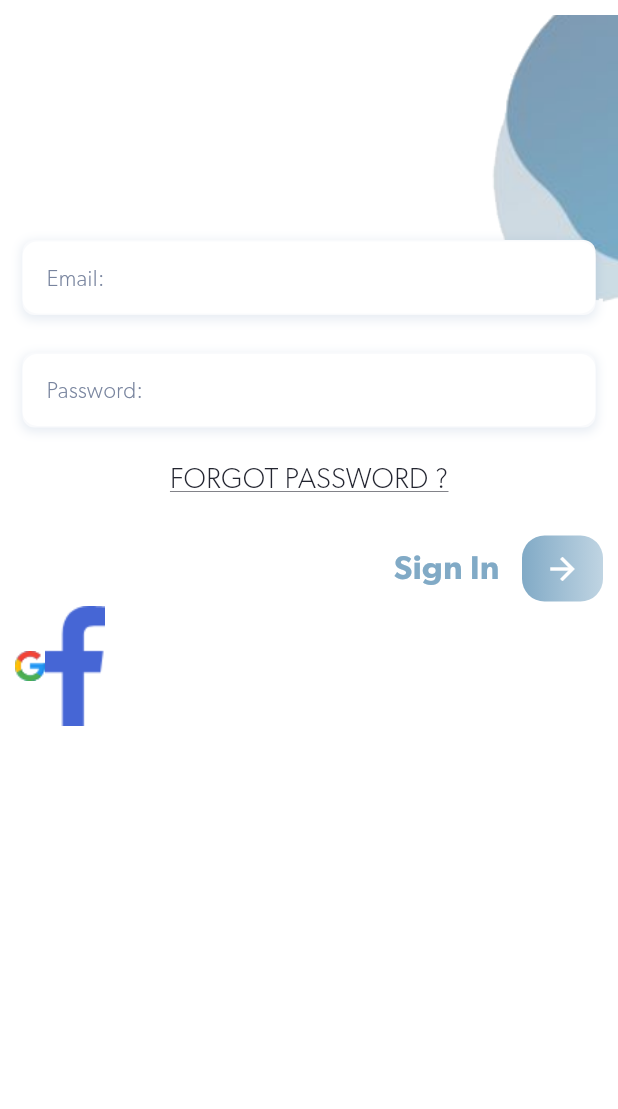
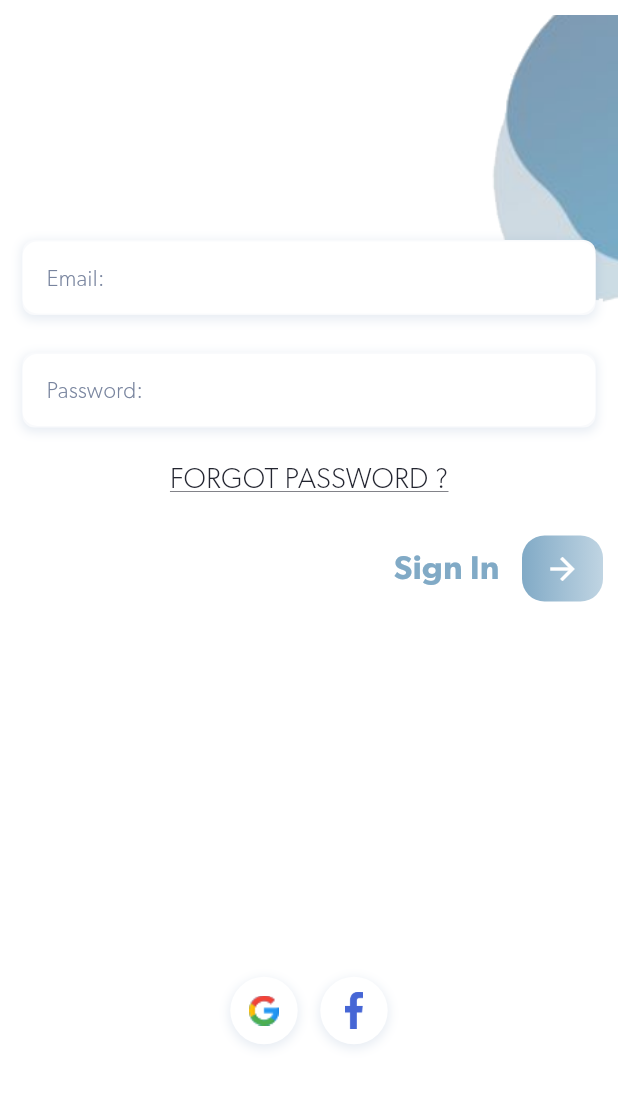
Before and after one commit to shivani0106/chat_now, a Flutter app: the screen it shows after launch, on a phone screen of 412 x 824 dp, the part 69-1178 px from its top. Run offline on Flutter 3.47's test engine with Material 2 defaults, Android fonts, the phone set to English and light mode, and no system bars; our stand-ins replace connectivity, firebase_auth, firebase_core, firebase_messaging, flutter_local_notifications, fluttertoast and 3 more; accounts and stored records are empty.

Commit message:
sign-up design updated-shivani(20-09-21)

```diff
--- a/lib/app.dart
+++ b/lib/app.dart
@@ -1,5 +1,5 @@
 import 'dart:async';
-import 'dart:convert';
+
 import 'package:chat_now/database/app_preferences.dart';
 import 'package:chat_now/generated/i18n.dart';
 import 'package:chat_now/models/app.dart';
@@ -11,8 +11,8 @@ import 'package:chat_now/view/splash_view/splash_view.dart';
 import 'package:chat_now/view/splash_view/splash_view_model.dart';
 import 'package:connectivity/connectivity.dart';
 import 'package:flutter/material.dart';
+import 'package:flutter_localizations/flutter_localizations.dart';
 import 'package:provider/provider.dart';
-import 'package:flutter_localizations/flutter_localizations.dart';
 
 class App extends StatefulWidget {
   @override
@@ -110,9 +110,8 @@ class AppState extends State<App> /*with WidgetsBindingObserver*/ {
                 return MediaQuery(
                     child: child!, data: data.copyWith(textScaleFactor: 1));
               },
-              title: 'PowerPay',
+              title: 'ChatNow',
               navigatorKey: mainNavigatorKey,
-              navigatorObservers: [routeObserver],
               debugShowCheckedModeBanner: false,
               initialRoute: '/',
               /*locale: new Locale(Provider.of<AppModel>(context).locale, ""),*/
--- a/lib/view/sign_in/sign_in_view.dart
+++ b/lib/view/sign_in/sign_in_view.dart
@@ -3,7 +3,6 @@ import 'dart:io';
 import 'package:chat_now/generated/i18n.dart';
 import 'package:chat_now/utils/common_colors.dart';
 import 'package:chat_now/utils/common_utils.dart';
-import 'package:chat_now/utils/constant.dart';
 import 'package:chat_now/utils/local_images.dart';
 import 'package:chat_now/utils/text_style.dart';
 import 'package:chat_now/view/sign_in/signIn_view_model.dart';
@@ -13,6 +12,7 @@ import 'package:chat_now/widget/custom_button.dart';
 import 'package:flutter/cupertino.dart';
 import 'package:flutter/material.dart';
 import 'package:flutter/services.dart';
+import 'package:flutter/widgets.dart';
 import 'package:provider/provider.dart';
 
 class SignInView extends StatefulWidget {
@@ -85,14 +85,49 @@ class _SignInViewState extends State<SignInView> {
     );
 
     final _socialLogin = Container(
+      margin: EdgeInsets.only(top: MediaQuery.of(context).size.height * 0.3),
       child: Row(
+        mainAxisAlignment: MainAxisAlignment.center,
         children: [
           Container(
-            child: Image.asset(LocalImages.ic_google_logo),
+            height: 45,
+            width: 45,
+            padding: EdgeInsets.only(top: 10, bottom: 10),
+            decoration: BoxDecoration(
+                color: CommonColors.whiteColor,
+                boxShadow: [
+                  BoxShadow(
+                      color: const Color(0x1f3c679d),
+                      offset: Offset(0, 2),
+                      blurRadius: 5,
+                      spreadRadius: 1),
+                ],
+                borderRadius: BorderRadius.circular(50.0)),
+            child: Image.asset(
+              LocalImages.ic_google_logo,
+            ),
+          ),
+          SizedBox(
+            width: 15.0,
           ),
           Container(
-            child: Image.asset(LocalImages.ic_facebook_logo),
-          )
+            height: 45,
+            width: 45,
+            padding: EdgeInsets.only(top: 10, bottom: 10),
+            decoration: BoxDecoration(
+                color: CommonColors.whiteColor,
+                boxShadow: [
+                  BoxShadow(
+                      color: const Color(0x1f3c679d),
+                      offset: Offset(0, 2),
+                      blurRadius: 5,
+                      spreadRadius: 1),
+                ],
+                borderRadius: BorderRadius.circular(50.0)),
+            child: Image.asset(
+              LocalImages.ic_facebook_logo,
+            ),
+          ),
         ],
       ),
     );
--- a/lib/view/sign_up/sign_up_view.dart
+++ b/lib/view/sign_up/sign_up_view.dart
@@ -18,7 +18,6 @@ class SignUpView extends StatefulWidget {
 
 class _SignUpViewState extends State<SignUpView> {
   SignupViewModel? mViewModel;
-
 
   TextEditingController emailController = new TextEditingController();
   TextEditingController passwordController = new TextEditingController();
@@ -172,7 +171,7 @@ class _SignUpViewState extends State<SignUpView> {
                 //* ..........................Sign Up Button....................*//*
                 Column(
                   children: [
-                    CustomButton(
+                    CustomButtonWithOpacity(
                       callback: () {
                         FocusScope.of(context).unfocus();
 
```
